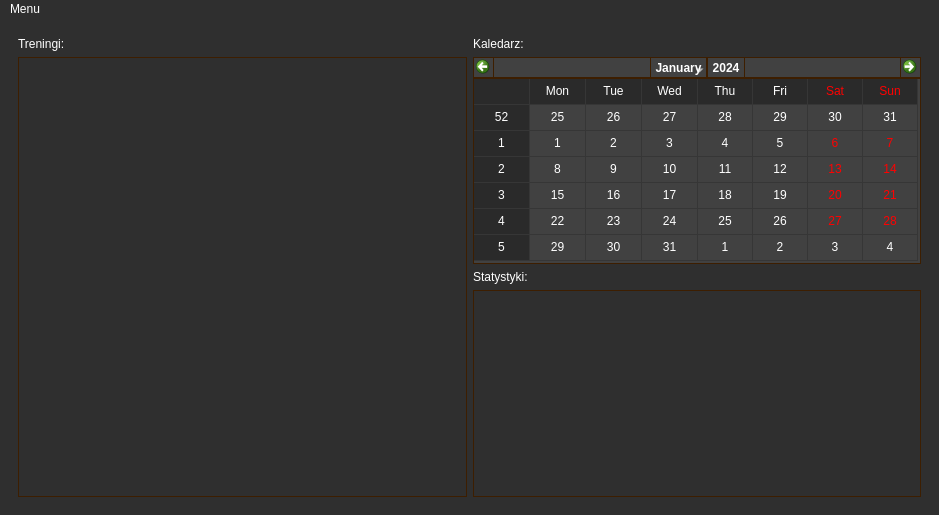
This is mainwindow.ui in Kukulim/DziennikQt as Qt 5 draws it before an edit. The edited form follows.
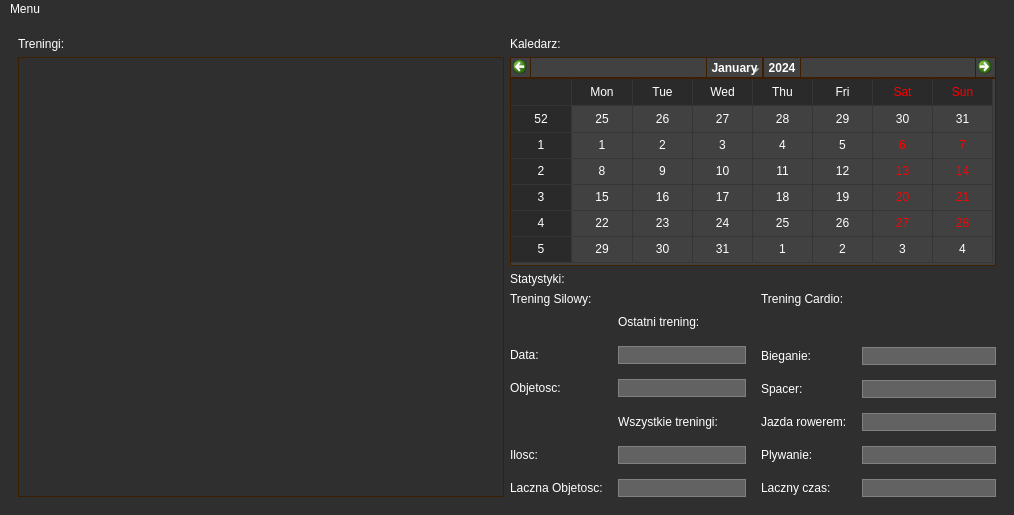
This is the edited form.

Commit message: ui do statystyk zrobione zaczete programowanie statystyk ilosc treningow silowych.

The edit to the form file:
```diff
--- a/mainwindow.ui
+++ b/mainwindow.ui
@@ -6,7 +6,7 @@
    <rect>
     <x>0</x>
     <y>0</y>
-    <width>939</width>
+    <width>1014</width>
     <height>515</height>
    </rect>
   </property>
@@ -43,6 +43,23 @@
         <string notr="true"/>
        </property>
        <layout class="QGridLayout" name="gridLayout_2">
+        <item row="0" column="1">
+         <widget class="QLabel" name="label_12">
+          <property name="text">
+           <string>Kaledarz:</string>
+          </property>
+         </widget>
+        </item>
+        <item row="2" column="1">
+         <widget class="QLabel" name="label_13">
+          <property name="styleSheet">
+           <string notr="true"/>
+          </property>
+          <property name="text">
+           <string>Statystyki:</string>
+          </property>
+         </widget>
+        </item>
         <item row="0" column="0">
          <widget class="QLabel" name="label_11">
           <property name="text">
@@ -51,25 +68,28 @@
          </widget>
         </item>
         <item row="3" column="1">
-         <widget class="QGraphicsView" name="graphicsView">
-          <property name="styleSheet">
-           <string notr="true">border: 1px solid  rgb(61, 30, 0);</string>
+         <layout class="QHBoxLayout" name="horizontalLayout_2">
+          <property name="spacing">
+           <number>15</number>
           </property>
-         </widget>
-        </item>
-        <item row="0" column="1">
-         <widget class="QLabel" name="label_12">
-          <property name="text">
-           <string>Kaledarz:</string>
+          <property name="topMargin">
+           <number>0</number>
           </property>
-         </widget>
-        </item>
-        <item row="1" column="0" rowspan="3">
-         <widget class="QListWidget" name="listWidget">
-          <property name="styleSheet">
-           <string notr="true">border: 1px solid  rgb(61, 30, 0);</string>
-          </property>
-         </widget>
+          <item>
+           <widget class="QLabel" name="label_15">
+            <property name="text">
+             <string>Trening Silowy:</string>
+            </property>
+           </widget>
+          </item>
+          <item>
+           <widget class="QLabel" name="label_14">
+            <property name="text">
+             <string>Trening Cardio:</string>
+            </property>
+           </widget>
+          </item>
+         </layout>
         </item>
         <item row="1" column="1">
          <widget class="QCalendarWidget" name="calendarWidget">
@@ -91,16 +111,205 @@
           </property>
          </widget>
         </item>
-        <item row="2" column="1">
-         <widget class="QLabel" name="label_13">
+        <item row="1" column="0" rowspan="4">
+         <widget class="QListWidget" name="listWidget">
           <property name="styleSheet">
-           <string notr="true"/>
-          </property>
-          <property name="text">
-           <string>Statystyki:</string>
+           <string notr="true">border: 1px solid  rgb(61, 30, 0);</string>
           </property>
          </widget>
         </item>
+        <item row="4" column="1">
+         <layout class="QHBoxLayout" name="horizontalLayout_3">
+          <property name="spacing">
+           <number>15</number>
+          </property>
+          <property name="topMargin">
+           <number>0</number>
+          </property>
+          <item>
+           <layout class="QGridLayout" name="gridLayout_5">
+            <property name="topMargin">
+             <number>0</number>
+            </property>
+            <property name="bottomMargin">
+             <number>0</number>
+            </property>
+            <item row="2" column="1">
+             <widget class="QLineEdit" name="ostatniTreningSolowyDataEdit">
+              <property name="styleSheet">
+               <string notr="true">background-color:rgb(98, 98, 98);
+border: 1px solid gray;</string>
+              </property>
+             </widget>
+            </item>
+            <item row="3" column="1">
+             <widget class="QLineEdit" name="ostatniTreningSilowyObjetoscEdit">
+              <property name="styleSheet">
+               <string notr="true">background-color:rgb(98, 98, 98);
+border: 1px solid gray;</string>
+              </property>
+             </widget>
+            </item>
+            <item row="3" column="0">
+             <widget class="QLabel" name="label_20">
+              <property name="text">
+               <string>Objetosc:</string>
+              </property>
+             </widget>
+            </item>
+            <item row="1" column="1">
+             <widget class="QLabel" name="label_16">
+              <property name="text">
+               <string>Ostatni trening:</string>
+              </property>
+             </widget>
+            </item>
+            <item row="2" column="0">
+             <widget class="QLabel" name="label_19">
+              <property name="text">
+               <string>Data:</string>
+              </property>
+             </widget>
+            </item>
+            <item row="4" column="1">
+             <widget class="QLabel" name="label_18">
+              <property name="text">
+               <string>Wszystkie treningi:</string>
+              </property>
+             </widget>
+            </item>
+            <item row="5" column="1">
+             <widget class="QLineEdit" name="wszystkieTreningiSiloweIloscEdit">
+              <property name="styleSheet">
+               <string notr="true">background-color:rgb(98, 98, 98);
+border: 1px solid gray;</string>
+              </property>
+             </widget>
+            </item>
+            <item row="5" column="0">
+             <widget class="QLabel" name="label_21">
+              <property name="text">
+               <string>Ilosc:</string>
+              </property>
+             </widget>
+            </item>
+            <item row="6" column="0">
+             <widget class="QLabel" name="label_26">
+              <property name="text">
+               <string>Laczna Objetosc:</string>
+              </property>
+             </widget>
+            </item>
+            <item row="6" column="1">
+             <widget class="QLineEdit" name="wszystkieTreningiSiloweObjetoscEdit">
+              <property name="styleSheet">
+               <string notr="true">background-color:rgb(98, 98, 98);
+border: 1px solid gray;</string>
+              </property>
+             </widget>
+            </item>
+           </layout>
+          </item>
+          <item>
+           <layout class="QGridLayout" name="gridLayout_3">
+            <property name="topMargin">
+             <number>10</number>
+            </property>
+            <item row="1" column="1">
+             <widget class="QLineEdit" name="lineEdit_2">
+              <property name="styleSheet">
+               <string notr="true">background-color:rgb(98, 98, 98);
+border: 1px solid gray;</string>
+              </property>
+             </widget>
+            </item>
+            <item row="4" column="1">
+             <widget class="QLineEdit" name="lineEdit_7">
+              <property name="styleSheet">
+               <string notr="true">background-color:rgb(98, 98, 98);
+border: 1px solid gray;</string>
+              </property>
+             </widget>
+            </item>
+            <item row="2" column="1">
+             <widget class="QLineEdit" name="lineEdit_5">
+              <property name="styleSheet">
+               <string notr="true">background-color:rgb(98, 98, 98);
+border: 1px solid gray;</string>
+              </property>
+             </widget>
+            </item>
+            <item row="3" column="0">
+             <widget class="QLabel" name="label_23">
+              <property name="text">
+               <string>Jazda rowerem:</string>
+              </property>
+             </widget>
+            </item>
+            <item row="3" column="1">
+             <widget class="QLineEdit" name="lineEdit_6">
+              <property name="styleSheet">
+               <string notr="true">background-color:rgb(98, 98, 98);
+border: 1px solid gray;</string>
+              </property>
+             </widget>
+            </item>
+            <item row="5" column="1">
+             <widget class="QLineEdit" name="lineEdit_8">
+              <property name="styleSheet">
+               <string notr="true">background-color:rgb(98, 98, 98);
+border: 1px solid gray;</string>
+              </property>
+             </widget>
+            </item>
+            <item row="2" column="0">
+             <widget class="QLabel" name="label_24">
+              <property name="text">
+               <string>Spacer:</string>
+              </property>
+             </widget>
+            </item>
+            <item row="4" column="0">
+             <widget class="QLabel" name="label_22">
+              <property name="text">
+               <string>Plywanie:</string>
+              </property>
+             </widget>
+            </item>
+            <item row="5" column="0">
+             <widget class="QLabel" name="label_25">
+              <property name="text">
+               <string>Laczny czas:</string>
+              </property>
+             </widget>
+            </item>
+            <item row="1" column="0">
+             <widget class="QLabel" name="label_17">
+              <property name="text">
+               <string>Bieganie:</string>
+              </property>
+             </widget>
+            </item>
+            <item row="0" column="1">
+             <spacer name="verticalSpacer">
+              <property name="orientation">
+               <enum>Qt::Vertical</enum>
+              </property>
+              <property name="sizeType">
+               <enum>QSizePolicy::Fixed</enum>
+              </property>
+              <property name="sizeHint" stdset="0">
+               <size>
+                <width>20</width>
+                <height>25</height>
+               </size>
+              </property>
+             </spacer>
+            </item>
+           </layout>
+          </item>
+         </layout>
+        </item>
        </layout>
       </widget>
       <widget class="QWidget" name="page_2">
@@ -2680,13 +2889,45 @@
            <bool>false</bool>
           </property>
           <property name="standardButtons">
-           <set>QDialogButtonBox::Apply|QDialogButtonBox::Cancel|QDialogButtonBox::Ok|QDialogButtonBox::Reset|QDialogButtonBox::RestoreDefaults</set>
+           <set>QDialogButtonBox::Apply|QDialogButtonBox::Cancel|QDialogButtonBox::Ok|QDialogButtonBox::RestoreDefaults</set>
           </property>
           <property name="centerButtons">
            <bool>false</bool>
           </property>
          </widget>
         </item>
+        <item row="13" column="0">
+         <layout class="QHBoxLayout" name="horizontalLayout">
+          <item>
+           <widget class="QPushButton" name="ZestawA">
+            <property name="text">
+             <string>Zestaw A</string>
+            </property>
+           </widget>
+          </item>
+          <item>
+           <widget class="QPushButton" name="ZestawB">
+            <property name="text">
+             <string>Zestaw B</string>
+            </property>
+           </widget>
+          </item>
+          <item>
+           <widget class="QPushButton" name="WczytajZestaw">
+            <property name="text">
+             <string>Wczytaj Zestaw</string>
+            </property>
+           </widget>
+          </item>
+          <item>
+           <widget class="QPushButton" name="ZapiszZestaw">
+            <property name="text">
+             <string>Zapisz Zestaw</string>
+            </property>
+           </widget>
+          </item>
+         </layout>
+        </item>
        </layout>
       </widget>
       <widget class="QWidget" name="page_3">
@@ -2821,7 +3062,7 @@
     <rect>
      <x>0</x>
      <y>0</y>
-     <width>939</width>
+     <width>1014</width>
      <height>21</height>
     </rect>
    </property>
```
The commit also changes 5 other files.
